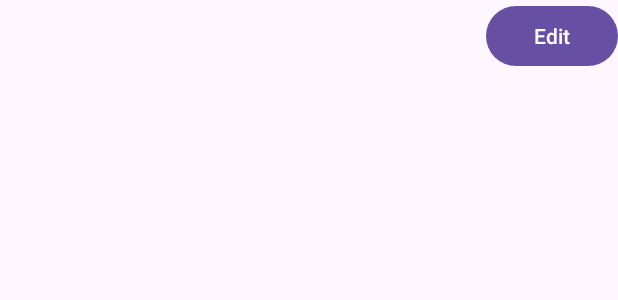
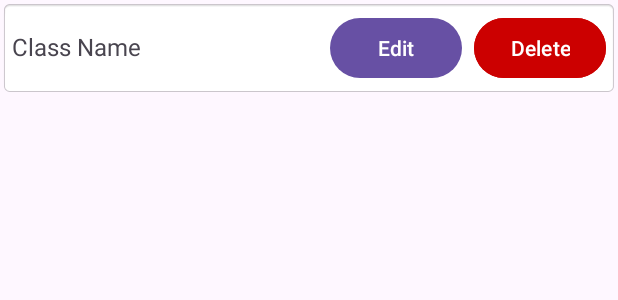
Before and after one commit to ltn23/YogaAdmin, an Android app: the layout class_item.xml on its own in the app's theme, with its tools: preview values and no code run, on a phone screen of 412 x 824 dp. Shown: the top 300 px of the screen. Run offline under Robolectric (Android 15) with nearby library versions, the phone set to English and light mode, and no system bars.

Commit message:
fix delete class

```diff
--- a/YogaAdminApp/app/src/main/java/com/example/yogaadminapp/Class/AddClassActivity.java
+++ b/YogaAdminApp/app/src/main/java/com/example/yogaadminapp/Class/AddClassActivity.java
@@ -39,7 +39,7 @@ public class AddClassActivity extends AppCompatActivity {
                 dbHelper.insertClass(newClass);
 
                 Toast.makeText(AddClassActivity.this, "Class added successfully", Toast.LENGTH_SHORT).show();
-                finish();  // Quay lại màn hình ClassListActivity
+                finish();
             }
         });
     }
--- a/YogaAdminApp/app/src/main/res/layout/class_item.xml
+++ b/YogaAdminApp/app/src/main/res/layout/class_item.xml
@@ -2,15 +2,32 @@
 <LinearLayout xmlns:android="http://schemas.android.com/apk/res/android"
     android:layout_width="match_parent"
     android:layout_height="wrap_content"
-    android:orientation="horizontal">
+    android:orientation="horizontal"
+    android:padding="8dp"
+    android:background="@android:drawable/editbox_background"
+    android:layout_marginBottom="8dp">
+
     <TextView
         android:id="@+id/txtClassName"
         android:layout_width="0dp"
         android:layout_height="wrap_content"
-        android:layout_weight="2"/>
+        android:layout_weight="2"
+        android:text="Class Name"
+        android:textSize="16sp"
+        android:gravity="center_vertical" />
+
     <Button
         android:id="@+id/btnEditClass"
         android:layout_width="wrap_content"
         android:layout_height="wrap_content"
-        android:text="Edit"/>
+        android:text="Edit"
+        android:layout_marginEnd="8dp" />
+
+    <Button
+        android:id="@+id/btnDeleteClass"
+        android:layout_width="wrap_content"
+        android:layout_height="wrap_content"
+        android:text="Delete"
+        android:backgroundTint="@android:color/holo_red_dark"
+        android:textColor="@android:color/white" />
 </LinearLayout>
```
Also changed, not shown: YogaAdminApp/app/src/main/java/com/example/yogaadminapp/Class/ClassAdapter.java (+24 -1 lines), YogaAdminApp/app/src/main/java/com/example/yogaadminapp/Class/EditClassActivity.java (+2 -7 lines), YogaAdminApp/app/src/main/res/layout/activity_edit_class.xml (+1 -10 lines).
